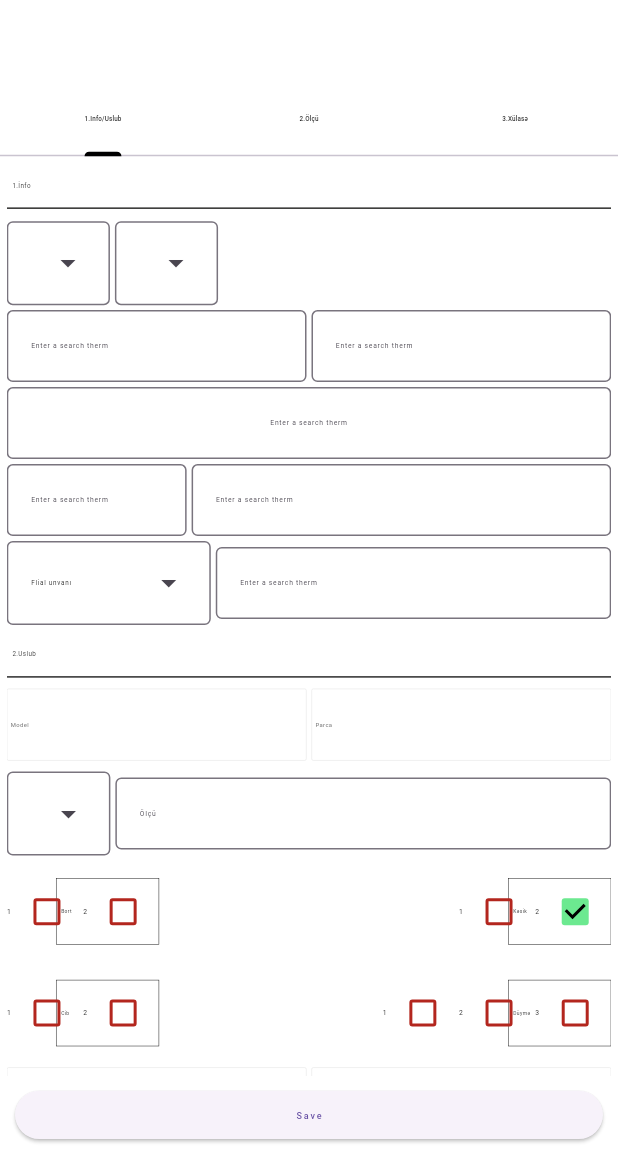
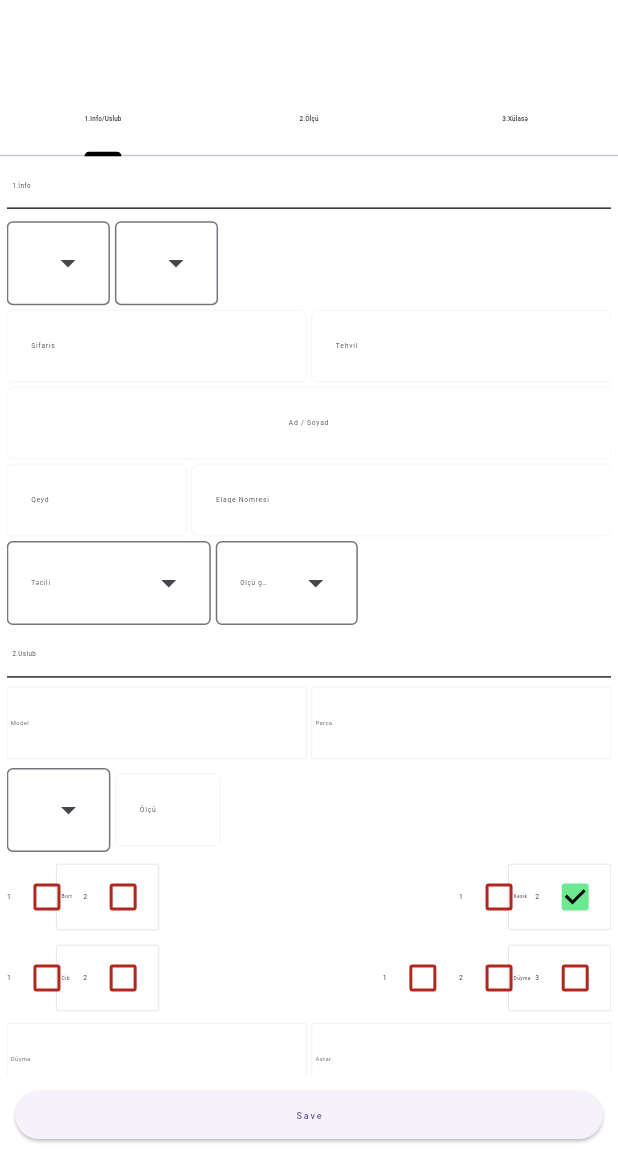
Before and after one commit to nizamializadeh/Emiland, a Flutter app: the ShirtRightSideBar screen opened directly, on a phone screen of 412 x 824 dp, the part 82-1236 px from its top. Run offline on Flutter 3.47's test engine with Material 3 defaults, Android fonts, the phone set to English and light mode, and no system bars; our stand-ins replace flutter_screenutil, flutter_svg.

Commit message:
Jacket Page hotfix

```diff
--- a/lib/presentation/components/custom_textfield.dart
+++ b/lib/presentation/components/custom_textfield.dart
@@ -1,11 +1,25 @@
-import 'package:flutter/material.dart';import 'package:flutter_screenutil/flutter_screenutil.dart';
+import 'package:flutter/material.dart';
+import 'package:flutter_screenutil/flutter_screenutil.dart';
+
 class CustomTextField extends StatelessWidget {
-  CustomTextField({super.key, this.center = false,  this.hintText='Enter a search therm'});  bool center;
-  String?  hintText;  @override
-  Widget build(BuildContext context) {    return TextField(
-      textAlign: center ? TextAlign.center : TextAlign.left,      style: TextStyle(color: const Color(0xFF2D2D2C), fontSize: 30.sp),
-      decoration:  InputDecoration(        focusedBorder: const OutlineInputBorder(
-            borderSide: BorderSide(width: 0.5, color: Colors.black)),        border: const OutlineInputBorder(
-            borderSide: BorderSide(width: 0.5, color: Colors.black)),        hintText: hintText,
-      ),    );
-  }}
+  CustomTextField(
+      {super.key, this.center = false, this.hintText = 'Enter a search therm'});
+  bool center;
+  String? hintText;
+  @override
+  Widget build(BuildContext context) {
+    return TextField(
+      textAlign: center ? TextAlign.center : TextAlign.left,
+      style: TextStyle(color: const Color(0xFF2D2D2C), fontSize: 30.sp),
+      decoration: InputDecoration(
+        enabledBorder: const OutlineInputBorder(
+            borderSide: BorderSide(width: 0.2, color: Color(0xffDDDDDD))),
+        focusedBorder: const OutlineInputBorder(
+            borderSide: BorderSide(width: 0.2, color: Colors.black)),
+        border: const OutlineInputBorder(
+            borderSide: BorderSide(width: 0.2, color: Colors.black)),
+        hintText: hintText,
+      ),
+    );
+  }
+}
--- a/lib/presentation/screens/jacket/components/info_section.dart
+++ b/lib/presentation/screens/jacket/components/info_section.dart
@@ -2,14 +2,12 @@ import 'package:emiland/provider/dropdown_provider.dart';
 import 'package:flutter/material.dart';
 import 'package:flutter_screenutil/flutter_screenutil.dart';
 import 'package:provider/provider.dart';
+import '../../../../provider/suit_data_provider.dart';
 import '../../../components/custom_textfield.dart';
 import 'header.dart';
 
-const List<String> list = <String>['Flial unvanı', 'Two', 'Three', 'Four'];
-
 class InfoSection extends StatelessWidget {
-  InfoSection({super.key});
-  String dropdownValue = list.first;
+  const InfoSection({super.key});
   @override
   Widget build(BuildContext context) {
     var dropDownProvider = Provider.of<DropDownProvider>(context);
@@ -18,7 +16,7 @@ class InfoSection extends StatelessWidget {
         SizedBox(
           height: 42.h,
         ),
-        // info divider
+// info divider
         Header(
           title: '1.İnfo',
         ),
@@ -28,9 +26,11 @@ class InfoSection extends StatelessWidget {
         Row(
           children: [
             DropdownMenu<String>(
-              textStyle: TextStyle(color: Colors.black, fontSize: 28.sp),
+              textStyle:
+                  TextStyle(color: const Color(0xff707070), fontSize: 28.sp),
               width: 456.w,
-              initialSelection: dropDownProvider.selectedLocation,
+// initialSelection: dropDownProvider.selectedLocation,
+              hintText: dropDownProvider.selectedLocation,
               onSelected: (String? value) {
                 if (value != null) {
                   dropDownProvider.setSelectedLocation(value);
@@ -46,9 +46,11 @@ class InfoSection extends StatelessWidget {
               width: 22.w,
             ),
             DropdownMenu<String>(
-              textStyle: TextStyle(color: Colors.black, fontSize: 28.sp),
+              textStyle:
+                  TextStyle(color: const Color(0xff707070), fontSize: 28.sp),
               width: 456.w,
               initialSelection: dropDownProvider.selectedCity,
+              hintText: dropDownProvider.selectedLocation,
               onSelected: (String? value) {
                 if (value != null) {
                   dropDownProvider.setSelectedCity(value);
@@ -68,11 +70,17 @@ class InfoSection extends StatelessWidget {
         ),
         Row(
           children: [
-            Expanded(child: CustomTextField()),
+            Expanded(
+                child: CustomTextField(
+              hintText: 'Sifaris',
+            )),
             SizedBox(
               width: 22.w,
             ),
-            Expanded(child: CustomTextField()),
+            Expanded(
+                child: CustomTextField(
+              hintText: 'Tehvil',
+            )),
           ],
         ),
         SizedBox(
@@ -80,6 +88,7 @@ class InfoSection extends StatelessWidget {
         ),
         CustomTextField(
           center: true,
+          hintText: 'Ad / Soyad',
         ),
         SizedBox(
           height: 22.w,
@@ -88,14 +97,14 @@ class InfoSection extends StatelessWidget {
           children: [
             Expanded(
               flex: 3,
-              child: CustomTextField(),
+              child: CustomTextField(hintText: 'Qeyd'),
             ),
             SizedBox(
               width: 22.w,
             ),
             Expanded(
               flex: 7,
-              child: CustomTextField(),
+              child: CustomTextField(hintText: 'Elaqe Nomresi'),
             ),
           ],
         ),
@@ -105,20 +114,39 @@ class InfoSection extends StatelessWidget {
         Row(
           children: [
             DropdownMenu<String>(
-              initialSelection: list.first,
-              textStyle: TextStyle(color: Colors.black, fontSize: 28.sp),
-              onSelected: (String? value) {},
-              dropdownMenuEntries:
-                  list.map<DropdownMenuEntry<String>>((String value) {
+              hintText: dropDownProvider.selectedTime,
+              textStyle:
+                  TextStyle(color: const Color(0xff707070), fontSize: 28.sp),
+              onSelected: (value) {
+                if (value != null) {
+                  dropDownProvider.setSelectedTime(value);
+                }
+              },
+              dropdownMenuEntries: dropDownProvider.selectedTimeList
+                  .map<DropdownMenuEntry<String>>((String value) {
                 return DropdownMenuEntry<String>(value: value, label: value);
               }).toList(),
             ),
             SizedBox(
               width: 22.w,
             ),
-            Expanded(
-              flex: 7,
-              child: CustomTextField(),
+            DropdownMenu<String>(
+              textStyle:
+                  TextStyle(color: const Color(0xff707070), fontSize: 28.sp),
+              width: 628.w,
+// initialSelection: dropDownProvider.measureSelector,
+
+              hintText: dropDownProvider.measureSelector,
+              onSelected: (String? value) {
+                if (value != null) {
+                  dropDownProvider.setSelectedMeasureSelector(value);
+                  print(dropDownProvider.selectedCity);
+                }
+              },
+              dropdownMenuEntries: dropDownProvider.measureSelectorList
+                  .map<DropdownMenuEntry<String>>((String value) {
+                return DropdownMenuEntry<String>(value: value, label: value);
+              }).toList(),
             ),
           ],
         ),
--- a/lib/presentation/screens/jacket/components/style_section.dart
+++ b/lib/presentation/screens/jacket/components/style_section.dart
@@ -1,4 +1,3 @@
-
 import 'dart:developer';
 
 import 'package:emiland/presentation/constants/app_colors.dart';
@@ -7,6 +6,7 @@ import 'package:emiland/provider/dropdown_provider.dart';
 import 'package:flutter/material.dart';
 import 'package:flutter_screenutil/flutter_screenutil.dart';
 import 'package:provider/provider.dart';
+import '../../../../provider/suit_data_provider.dart';
 import '../../../components/custom_textfield.dart';
 import '../../lekals/tab_bar_item.dart';
 import 'header.dart';
@@ -28,12 +28,18 @@ class StyleSection extends StatelessWidget {
 // info divider
         Header(title: '2.Uslub'),
         SizedBox(
-          height: 18.h,
+          height: 15.h,
         ),
         Row(
           children: [
-            const Expanded(
+            Expanded(
+              child: GestureDetector(
+                onTap: () {
+                  Provider.of<SuitDataProvider>(context, listen: false)
+                      .modelSelectedActive();
+                },
                 child: CustContainer(text: 'Model'),
+              ),
             ),
             SizedBox(
               width: 22.w,
@@ -44,7 +50,7 @@ class StyleSection extends StatelessWidget {
           ],
         ),
         SizedBox(
-          height: 18.h,
+          height: 15.h,
         ),
         Row(
           children: [
@@ -65,13 +71,15 @@ class StyleSection extends StatelessWidget {
             SizedBox(
               width: 22.w,
             ),
-            Expanded(
+            SizedBox(
+              width: 465.w,
               child: CustomTextField(
                 hintText: 'ÖIçü',
-            )),
+              ),
+            )
           ],
         ),
-        SizedBox(height: 18.h),
+        SizedBox(height: 15.h),
         Row(
           mainAxisAlignment: MainAxisAlignment.spaceBetween,
           children: [
@@ -122,12 +130,7 @@ class StyleSection extends StatelessWidget {
               children: [
                 const TabBarItem(
                   value: 0,
-
-
-active:
-
-
-true,
+                  active: true,
                   text: 'Kəsik',
                 ),
                 Row(
@@ -172,7 +175,7 @@ true,
 // ),
 
 //! cib and Duyme
-        SizedBox(height: 18.h),
+        SizedBox(height: 15.h),
         Row(
           mainAxisAlignment: MainAxisAlignment.spaceBetween,
           children: [
--- a/lib/presentation/screens/lekals/tab_bar_item.dart
+++ b/lib/presentation/screens/lekals/tab_bar_item.dart
@@ -19,9 +19,10 @@ class TabBarItem extends StatelessWidget {
     return GestureDetector(
       onTap: active ? onTap : () {},
       child: Container(
-        margin: EdgeInsets.symmetric(vertical: 20.h),
+        margin: EdgeInsets.symmetric(vertical: 0.h),
         decoration: BoxDecoration(
-            border: Border.all(color: Colors.black, width: 2.w),
+            border: Border.all(color: const Color(0xffDDDDDD), width: 0.5),
+            borderRadius: BorderRadius.all(Radius.circular(10.r)),
             color: active ? Colors.white : const Color(0xFFE7E7E7)),
         padding: EdgeInsets.symmetric(horizontal: 20.w),
         alignment: Alignment.centerLeft,
--- a/lib/provider/dropdown_provider.dart
+++ b/lib/provider/dropdown_provider.dart
@@ -1,48 +1,64 @@
 import 'package:flutter/material.dart';
 
-class DropDownProvider extends ChangeNotifier{
- String  selectedLocation='Flial Ünvani';
- String measureSelector='Ölçü götürən';
- String selectedLecale='Lekal';
+class DropDownProvider extends ChangeNotifier {
+  String selectedLocation = 'Flial Ünvani';
+  String measureSelector = 'Ölçü götürən';
+  String selectedLecale = 'Lekal';
 
-  String selectedCity='Şəhər';
+  String selectedCity = 'Şəhər';
 
-  String  selectedTime='Təcili';
+  String selectedTime = 'Təcili';
 
-  List<String> locationList = ['Flial Unvani', 'Option 2', 'Option 3', 'Option 4'];
+  List<String> locationList = [
+    'Flial Unvani',
+    'Flial Unvani 1',
+    'Flial Unvani 2',
+    'Flial Unvani 3'
+  ];
 
-  List<String> cityList=['Şəhər', 'City 2', 'City 3', 'City 4'];
+  List<String> cityList = ['Şəhər', 'Unvan 1', 'Unvan 2', 'Unvan 3'];
 
-  List<String> selectedTimeList=['Təcili','Option 2', 'Option 3', 'Option 4'];
+  List<String> selectedTimeList = [
+    'Təcili',
+    ' 1 gun',
+    '2 gun',
+    '3 gun',
+    '4 gun',
+    '5 gun',
+    '6 gun',
+    'Təcili deyil'
+  ];
 
-  List<String>  measureSelectorList=['Ölçü götürən', 'Option 2', 'Option 3', 'Option 4' ];
-  List<String>  lecaleList=['Lekal', 'Option 2', 'Option 3', 'Option 4'];
+  List<String> measureSelectorList = [
+    'Ölçü götürən',
+    'Option 2',
+    'Option 3',
+    'Option 4'
+  ];
+  List<String> lecaleList = ['Lekal', 'Option 2', 'Option 3', 'Option 4'];
 
- setSelectedLocation(String newValue){
-  selectedLocation=newValue;
+  setSelectedLocation(String newValue) {
+    selectedLocation = newValue;
     notifyListeners();
   }
 
- setSelectedCity(String newValue){
-  selectedCity=newValue;
+  setSelectedCity(String newValue) {
+    selectedCity = newValue;
     notifyListeners();
   }
 
- setSelectedTime(String newValue){
-  selectedTime=newValue;
+  setSelectedTime(String newValue) {
+    selectedTime = newValue;
     notifyListeners();
   }
 
- setSelectedMeasureSelector(String newValue){
-  measureSelector= newValue;
+  setSelectedMeasureSelector(String newValue) {
+    measureSelector = newValue;
     notifyListeners();
   }
 
-
-setSelectedLecale(String newValue){
-  selectedLecale=newValue;
+  setSelectedLecale(String newValue) {
+    selectedLecale = newValue;
     notifyListeners();
   }
-
-
 }
--- a/lib/provider/suit_data_provider.dart
+++ b/lib/provider/suit_data_provider.dart
@@ -14,6 +14,20 @@ class SuitDataProvider extends ChangeNotifier {
   bool item2 = true;
   bool item3 = true;
   bool item4 = true;
+
+  // tabbar on/of
+  bool modelSelected = false;
+  bool SelectedModelContainer = false;
+
+  void selectedModelContainerActive() {
+    SelectedModelContainer = !SelectedModelContainer;
+    notifyListeners();
+  }
+
+  void modelSelectedActive() {
+    modelSelected = !modelSelected;
+    notifyListeners();
+  }
 
   void DataCouter(data, name) {
     map1.forEach((key, value) {
```
Also changed, not shown: lib/presentation/components/prev_button.dart (added, +31 -0 lines), lib/presentation/screens/jacket/components/jacket_color_container.dart (added, +53 -0 lines), lib/presentation/screens/jacket/components/model.dart (+21 -2 lines), lib/presentation/screens/jacket/left_side_bar.dart (+30 -6 lines), lib/presentation/screens/jacket/right_side_bar.dart (+28 -3 lines), assets/png/suit.png (added), 19 other files. Lines whose indentation alone changed are shown as unchanged.
